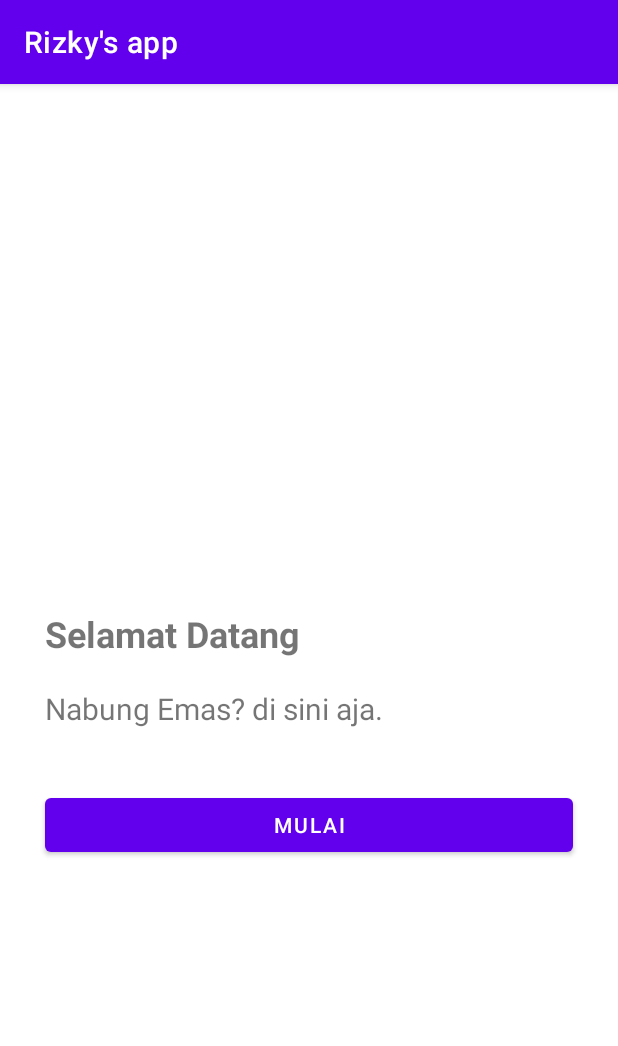
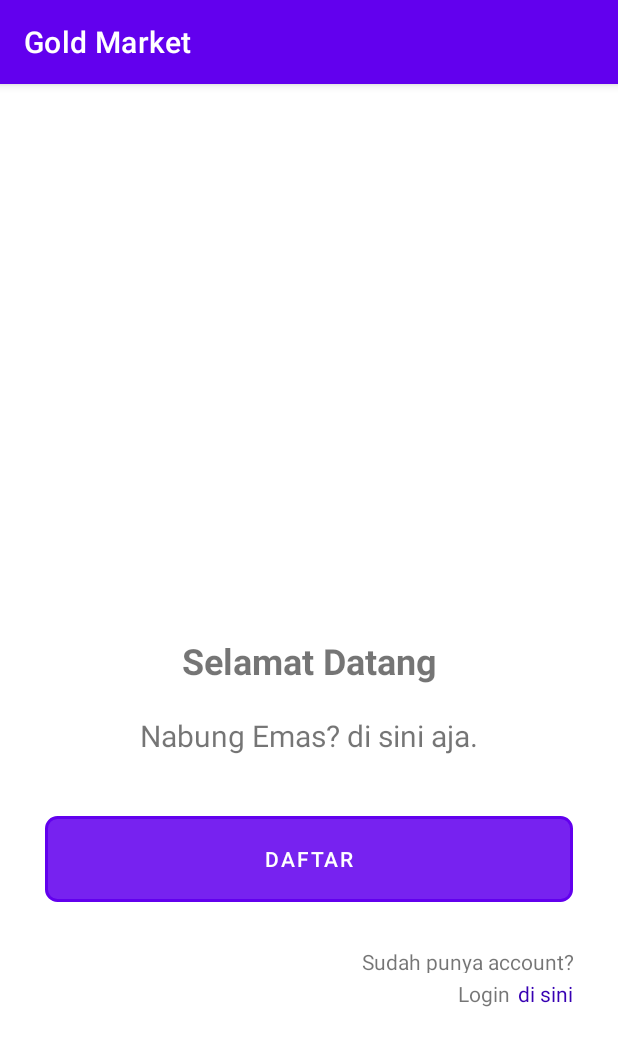
Before and after one commit to rizkysaputra4/gold-market-android-app, an Android app: the screen it shows after launch (MainActivity), on a phone screen of 412 x 824 dp. Shown: the top 1046 px of the screen. Run offline under Robolectric (Android 15) with nearby library versions, the phone set to English and light mode, and no system bars.

Commit message:
add login screen and register screen

```diff
--- a/app/src/main/java/com/training/intro/MainActivity.kt
+++ b/app/src/main/java/com/training/intro/MainActivity.kt
@@ -1,5 +1,6 @@
 package com.training.intro
 
+import android.content.Intent
 import androidx.appcompat.app.AppCompatActivity
 import android.os.Bundle
 import android.util.Log
@@ -18,7 +19,20 @@ class MainActivity : AppCompatActivity() {
         setContentView(R.layout.activity_main)
         Log.d(TAB,"onCreate")
 
+        this.setBtnListener()
     }
 
+    fun setBtnListener() {
+        btnToRegister.setOnClickListener {
+            Intent(this, Register::class.java).also {
+                startActivity(it)
+            }
+        }
 
+        btnToLogin.setOnClickListener {
+            Intent(this, Login::class.java).also {
+                startActivity(it)
+            }
+        }
+    }
 }
--- /dev/null
+++ b/app/src/main/java/com/training/intro/SplashScreen.kt
@@ -0,0 +1,29 @@
+package com.training.intro
+
+import android.content.Intent
+import androidx.appcompat.app.AppCompatActivity
+import android.os.Bundle
+import android.os.Handler
+import android.os.Looper
+import android.view.WindowManager
+
+class SplashScreen : AppCompatActivity() {
+    override fun onCreate(savedInstanceState: Bundle?) {
+        super.onCreate(savedInstanceState)
+        setContentView(R.layout.activity_splash_screen)
+
+        window.setFlags(
+            WindowManager.LayoutParams.FLAG_FULLSCREEN,
+            WindowManager.LayoutParams.FLAG_FULLSCREEN
+        )
+
+        Looper.myLooper()?.let {
+            Handler(it).postDelayed({
+                val intent = Intent(this, MainActivity::class.java)
+                startActivity(intent)
+                finish()
+            },2500)
+        }
+
+    }
+}
--- a/app/src/main/res/layout/activity_main.xml
+++ b/app/src/main/res/layout/activity_main.xml
@@ -11,50 +11,77 @@
         android:layout_width="match_parent"
         android:layout_height="match_parent">
 
-        <ImageView
-            android:id="@+id/imageView"
-            android:layout_width="fill_parent"
-            android:layout_height="200dp"
-            android:scaleType="center"
-            app:layout_constraintDimensionRatio="1:1"
-            app:layout_constraintEnd_toEndOf="parent"
-            app:layout_constraintStart_toStartOf="parent"
-            app:layout_constraintTop_toTopOf="parent"
-            tools:srcCompat="@tools:sample/backgrounds/scenic" />
-
         <TextView
             android:id="@+id/textView2"
             android:layout_width="wrap_content"
             android:layout_height="wrap_content"
-            android:layout_marginStart="30dp"
-            android:layout_marginTop="150dp"
             android:text="Selamat Datang"
             android:textSize="24sp"
             android:textStyle="bold"
+            app:layout_constraintBottom_toBottomOf="parent"
+            app:layout_constraintEnd_toEndOf="parent"
             app:layout_constraintStart_toStartOf="parent"
-            app:layout_constraintTop_toBottomOf="@+id/imageView" />
+            app:layout_constraintTop_toTopOf="parent" />
 
         <TextView
             android:id="@+id/textView3"
             android:layout_width="wrap_content"
             android:layout_height="wrap_content"
-            android:layout_marginStart="30dp"
             android:layout_marginTop="20dp"
             android:text="Nabung Emas? di sini aja."
             android:textSize="20sp"
+            app:layout_constraintEnd_toEndOf="parent"
             app:layout_constraintStart_toStartOf="parent"
             app:layout_constraintTop_toBottomOf="@+id/textView2" />
 
         <Button
-            android:id="@+id/button"
+            android:id="@+id/btnToRegister"
             android:layout_width="0dp"
-            android:layout_height="wrap_content"
+            android:layout_height="57dp"
             android:layout_marginStart="30dp"
             android:layout_marginTop="40dp"
             android:layout_marginEnd="30dp"
-            android:text="Mulai"
+            android:text="Daftar"
+            android:background="@xml/btn_login"
             app:layout_constraintEnd_toEndOf="parent"
             app:layout_constraintStart_toStartOf="parent"
             app:layout_constraintTop_toBottomOf="@+id/textView3" />
+
+        <TextView
+            android:id="@+id/textView4"
+            android:layout_width="0dp"
+            android:layout_height="17dp"
+            android:layout_marginStart="30dp"
+            android:layout_marginTop="30dp"
+            android:layout_marginEnd="30dp"
+            android:text="Sudah punya account?"
+            android:textAlignment="textEnd"
+            app:layout_constraintEnd_toEndOf="parent"
+            app:layout_constraintStart_toStartOf="parent"
+            app:layout_constraintTop_toBottomOf="@+id/btnToRegister" />
+
+        <TextView
+            android:id="@+id/btnToLogin"
+            android:layout_width="wrap_content"
+            android:layout_height="wrap_content"
+            android:layout_marginTop="4dp"
+            android:layout_marginEnd="30dp"
+            android:autoLink="web"
+            android:clickable="true"
+            android:text="di sini"
+            android:textAlignment="viewStart"
+            android:textAllCaps="false"
+            android:textColor="@color/purple_700"
+            app:layout_constraintEnd_toEndOf="parent"
+            app:layout_constraintTop_toBottomOf="@+id/textView4" />
+
+        <TextView
+            android:id="@+id/textView6"
+            android:layout_width="wrap_content"
+            android:layout_height="wrap_content"
+            android:layout_marginEnd="5dp"
+            android:text="Login"
+            app:layout_constraintEnd_toStartOf="@+id/btnToLogin"
+            app:layout_constraintTop_toTopOf="@+id/btnToLogin" />
     </androidx.constraintlayout.widget.ConstraintLayout>
 </FrameLayout>
--- a/app/src/main/res/layout/splash_screen.xml
+++ b/app/src/main/res/layout/activity_splash_screen.xml
@@ -3,7 +3,9 @@
     xmlns:app="http://schemas.android.com/apk/res-auto"
     xmlns:tools="http://schemas.android.com/tools"
     android:layout_width="match_parent"
-    android:layout_height="match_parent">
+    android:layout_height="match_parent"
+    android:background="#6379F4"
+    tools:context=".SplashScreen">
 
     <TextView
         android:id="@+id/textView"
@@ -11,6 +13,7 @@
         android:layout_height="wrap_content"
         android:text="Gold Market"
         android:textAlignment="center"
+        android:textColor="#FFFFFF"
         android:textSize="48sp"
         android:textStyle="bold"
         app:layout_constraintBottom_toBottomOf="parent"
--- /dev/null
+++ b/app/src/main/res/values/string.xml
@@ -0,0 +1,2 @@
+<?xml version="1.0" encoding="utf-8"?>
+<resources></resources>
--- a/app/src/main/res/values/strings.xml
+++ b/app/src/main/res/values/strings.xml
@@ -1,4 +1,4 @@
 <resources>
-    <string name="app_name">Rizky\'s app</string>
+    <string name="app_name">Gold Market</string>
     <string name="placeholder_firstname">Nama Depan</string>
 </resources>
--- /dev/null
+++ b/app/src/main/res/xml/btn_login.xml
@@ -0,0 +1,14 @@
+<?xml version ="1.0" encoding ="utf-8"?><!--  Learn More about how to use App Actions: https://developer.android.com/guide/actions/index.html -->
+<shape xmlns:android="http://schemas.android.com/apk/res/android" >
+    <stroke android:width="2dp"
+        android:color="#FFFFFF"/>
+    <gradient
+        android:angle="225"
+        android:startColor="#DD2ECCFA"
+        android:endColor="#DD000000"/>
+    <corners
+        android:bottomLeftRadius="7dp"
+        android:bottomRightRadius="7dp"
+        android:topLeftRadius="7dp"
+        android:topRightRadius="7dp" />
+</shape>
```
Also changed, not shown: app/src/main/AndroidManifest.xml (+12 -1 lines), app/src/main/java/com/training/intro/Login.kt (added, +23 -0 lines), app/src/main/java/com/training/intro/Register.kt (added, +23 -0 lines), app/src/main/res/layout/activity_login.xml (added, +131 -0 lines), app/src/main/res/layout/activity_register.xml (added, +138 -0 lines), app/src/main/res/mipmap-xhdpi/gold_plant_image_foreground.png (added).
